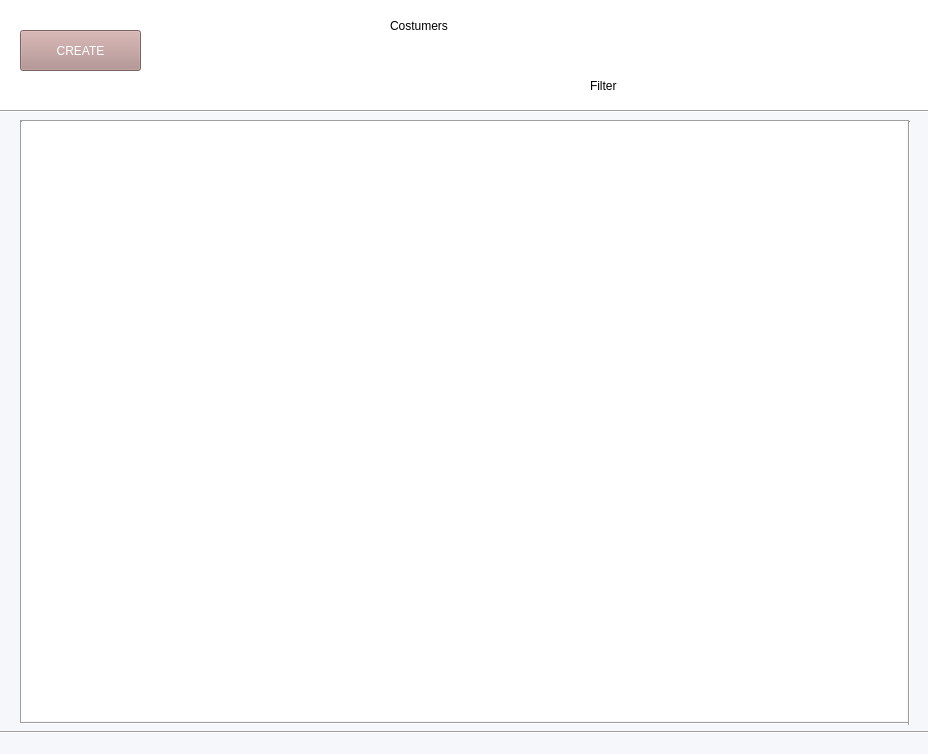
The window that views/mainwindow.ui (cojocariudaniel1/Licenta-Crearea-de-aplicatii-in-Python-folosind-UML) describes before a commit, drawn with Qt 5.
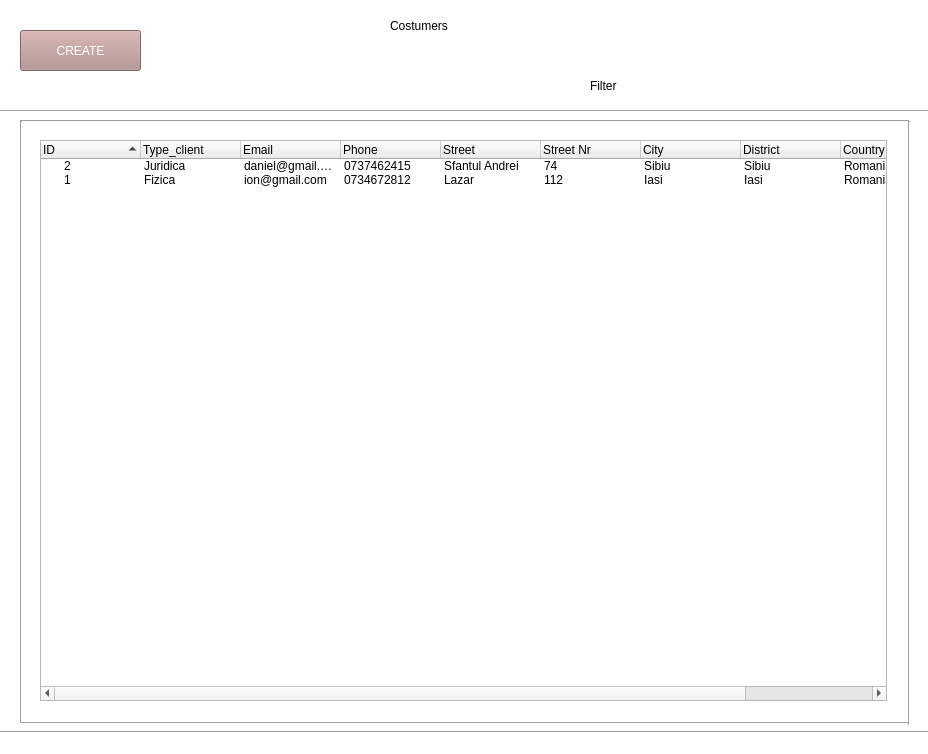
The same window after the commit. Icons and pictures are not drawn.

Commit message: Create Tree View Widget

Diff of the .ui file:
```diff
--- a/views/mainwindow.ui
+++ b/views/mainwindow.ui
@@ -10,19 +10,29 @@
     <height>754</height>
    </rect>
   </property>
+  <property name="sizePolicy">
+   <sizepolicy hsizetype="Expanding" vsizetype="Expanding">
+    <horstretch>0</horstretch>
+    <verstretch>0</verstretch>
+   </sizepolicy>
+  </property>
   <property name="windowTitle">
    <string>Form</string>
   </property>
   <widget class="QWidget" name="gridLayoutWidget">
    <property name="geometry">
     <rect>
-     <x>40</x>
-     <y>140</y>
-     <width>851</width>
-     <height>561</height>
+     <x>70</x>
+     <y>145</y>
+     <width>781</width>
+     <height>551</height>
     </rect>
    </property>
-   <layout class="QGridLayout" name="kanban"/>
+   <layout class="QGridLayout" name="kanban">
+    <property name="sizeConstraint">
+     <enum>QLayout::SetNoConstraint</enum>
+    </property>
+   </layout>
   </widget>
   <widget class="QLabel" name="background_color">
    <property name="geometry">
@@ -33,6 +43,12 @@
      <height>754</height>
     </rect>
    </property>
+   <property name="sizePolicy">
+    <sizepolicy hsizetype="Expanding" vsizetype="Expanding">
+     <horstretch>1</horstretch>
+     <verstretch>1</verstretch>
+    </sizepolicy>
+   </property>
    <property name="styleSheet">
     <string notr="true">background-color: rgb(246, 247, 250);</string>
    </property>
@@ -49,6 +65,12 @@
      <height>41</height>
     </rect>
    </property>
+   <property name="sizePolicy">
+    <sizepolicy hsizetype="Expanding" vsizetype="Expanding">
+     <horstretch>0</horstretch>
+     <verstretch>0</verstretch>
+    </sizepolicy>
+   </property>
    <property name="styleSheet">
     <string notr="true">background-color: rgb(174, 139, 137);
 color: rgb(255, 255, 255);
@@ -139,12 +161,18 @@
   <widget class="QLabel" name="antet_color">
    <property name="geometry">
     <rect>
-     <x>-20</x>
+     <x>0</x>
      <y>0</y>
-     <width>971</width>
-     <height>111</height>
+     <width>931</width>
+     <height>756</height>
     </rect>
    </property>
+   <property name="sizePolicy">
+    <sizepolicy hsizetype="Expanding" vsizetype="Expanding">
+     <horstretch>0</horstretch>
+     <verstretch>0</verstretch>
+    </sizepolicy>
+   </property>
    <property name="styleSheet">
     <string notr="true">background-color: rgb(255, 255, 255);</string>
    </property>
@@ -269,6 +297,18 @@
      <height>601</height>
     </rect>
    </property>
+   <property name="sizePolicy">
+    <sizepolicy hsizetype="Expanding" vsizetype="Expanding">
+     <horstretch>0</horstretch>
+     <verstretch>0</verstretch>
+    </sizepolicy>
+   </property>
+   <property name="sizeIncrement">
+    <size>
+     <width>0</width>
+     <height>0</height>
+    </size>
+   </property>
    <property name="styleSheet">
     <string notr="true">background-color: rgb(255, 255, 255);</string>
    </property>
@@ -276,6 +316,157 @@
     <string/>
    </property>
   </widget>
+  <widget class="QTreeWidget" name="tree_view_widget_client">
+   <property name="geometry">
+    <rect>
+     <x>40</x>
+     <y>140</y>
+     <width>847</width>
+     <height>561</height>
+    </rect>
+   </property>
+   <property name="layoutDirection">
+    <enum>Qt::LeftToRight</enum>
+   </property>
+   <property name="sizeAdjustPolicy">
+    <enum>QAbstractScrollArea::AdjustToContents</enum>
+   </property>
+   <property name="autoScrollMargin">
+    <number>16</number>
+   </property>
+   <property name="alternatingRowColors">
+    <bool>false</bool>
+   </property>
+   <property name="sortingEnabled">
+    <bool>true</bool>
+   </property>
+   <property name="animated">
+    <bool>true</bool>
+   </property>
+   <attribute name="headerVisible">
+    <bool>true</bool>
+   </attribute>
+   <attribute name="headerCascadingSectionResizes">
+    <bool>false</bool>
+   </attribute>
+   <attribute name="headerHighlightSections">
+    <bool>false</bool>
+   </attribute>
+   <attribute name="headerShowSortIndicator" stdset="0">
+    <bool>true</bool>
+   </attribute>
+   <column>
+    <property name="text">
+     <string>ID</string>
+    </property>
+   </column>
+   <column>
+    <property name="text">
+     <string>Type_client</string>
+    </property>
+   </column>
+   <column>
+    <property name="text">
+     <string>Email</string>
+    </property>
+   </column>
+   <column>
+    <property name="text">
+     <string>Phone</string>
+    </property>
+   </column>
+   <column>
+    <property name="text">
+     <string>Street</string>
+    </property>
+   </column>
+   <column>
+    <property name="text">
+     <string>Street Nr</string>
+    </property>
+   </column>
+   <column>
+    <property name="text">
+     <string>City</string>
+    </property>
+   </column>
+   <column>
+    <property name="text">
+     <string>District</string>
+    </property>
+   </column>
+   <column>
+    <property name="text">
+     <string>Country</string>
+    </property>
+   </column>
+   <column>
+    <property name="text">
+     <string>Web Site</string>
+    </property>
+   </column>
+   <item>
+    <property name="text">
+     <string>2</string>
+    </property>
+    <property name="text">
+     <string>Juridica</string>
+    </property>
+    <property name="text">
+     <string>daniel@gmail.com</string>
+    </property>
+    <property name="text">
+     <string>0737462415</string>
+    </property>
+    <property name="text">
+     <string>Sfantul Andrei</string>
+    </property>
+    <property name="text">
+     <string>74</string>
+    </property>
+    <property name="text">
+     <string>Sibiu</string>
+    </property>
+    <property name="text">
+     <string>Sibiu</string>
+    </property>
+    <property name="text">
+     <string>Romania</string>
+    </property>
+   </item>
+   <item>
+    <property name="text">
+     <string>1</string>
+    </property>
+    <property name="text">
+     <string>Fizica</string>
+    </property>
+    <property name="text">
+     <string>ion@gmail.com</string>
+    </property>
+    <property name="text">
+     <string>0734672812</string>
+    </property>
+    <property name="text">
+     <string>Lazar</string>
+    </property>
+    <property name="text">
+     <string>112</string>
+    </property>
+    <property name="text">
+     <string>Iasi</string>
+    </property>
+    <property name="text">
+     <string>Iasi</string>
+    </property>
+    <property name="text">
+     <string>Romania</string>
+    </property>
+    <property name="text">
+     <string/>
+    </property>
+   </item>
+  </widget>
   <zorder>background_color</zorder>
   <zorder>kanban_bg_color_3</zorder>
   <zorder>antet_color</zorder>
@@ -293,6 +484,7 @@
   <zorder>kanban_deselect</zorder>
   <zorder>kanban_select</zorder>
   <zorder>list_select</zorder>
+  <zorder>tree_view_widget_client</zorder>
  </widget>
  <resources/>
  <connections/>
```
The commit also changes 4 other files.
